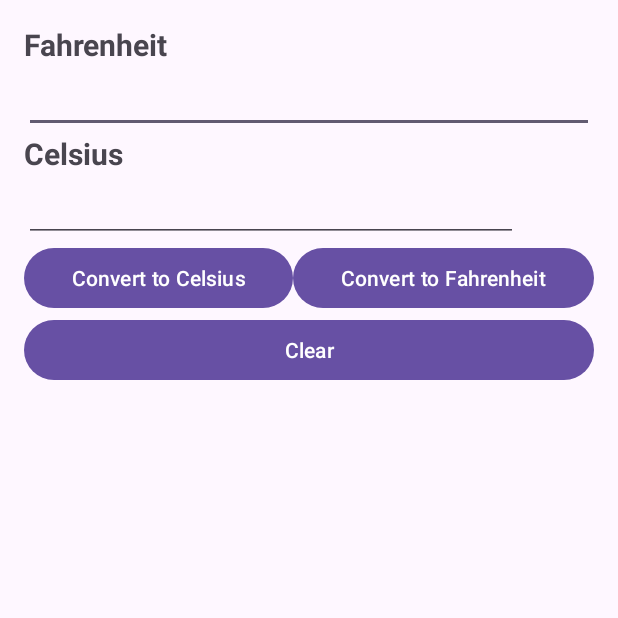
After one commit to CatalizCS/Mobile-Application-Development, an Android app: the TempConvertActivity screen opened directly, with no data from a screen before it, on a phone screen of 412 x 824 dp, the top half of it. The commit adds this screen. Run offline under Robolectric (Android 15) with nearby library versions, the phone set to English and light mode, and no system bars.

Commit message:
Buổi 2: Thực hành và hiểu được các kiểu lập trình sự kiện trong Android
Convert temp từ fah sang cel và ngược lại

```diff
--- a/app/src/main/java/com/tama/android/LoginActivity.java
+++ b/app/src/main/java/com/tama/android/LoginActivity.java
@@ -69,4 +69,8 @@ public class LoginActivity extends Activity implements View.OnClickListener {
     public void TestCalculator(View view) {
         startActivity(new android.content.Intent(this, CalculatorActivity.class));
     }
+
+    public void TestTempConvert(View view) {
+        startActivity(new android.content.Intent(this, TempConvertActivity.class));
+    }
 }
--- /dev/null
+++ b/app/src/main/java/com/tama/android/TempConvertActivity.java
@@ -0,0 +1,62 @@
+package com.tama.android;
+
+import androidx.appcompat.app.AppCompatActivity;
+
+import android.os.Bundle;
+import android.util.Log;
+import android.view.View;
+import android.widget.EditText;
+import android.widget.Button;
+
+public class TempConvertActivity extends AppCompatActivity implements View.OnClickListener {
+
+    private EditText FahrenheitInput;
+    private EditText CelsiusInput;
+
+    @Override
+    protected void onCreate(Bundle savedInstanceState) {
+        super.onCreate(savedInstanceState);
+        setContentView(R.layout.temp_convert_layout);
+
+        Button btnCel = findViewById(R.id.btnCel);
+        Button btnFar = findViewById(R.id.btnFar);
+        Button btnClear = findViewById(R.id.btnClear);
+
+        btnCel.setOnClickListener(this);
+        btnFar.setOnClickListener(this);
+        btnClear.setOnClickListener(this);
+
+        Log.i("TempConvertActivity", "TempConvertActivity is created");
+    }
+
+    public void onClick(View view) {
+        if (view.getId() == R.id.btnFar) {
+            FahrenheitInput = findViewById(R.id.FahrenheitInput);
+            CelsiusInput = findViewById(R.id.CelsiusInput);
+            String fahrenheit = FahrenheitInput.getText().toString();
+            if (fahrenheit.isEmpty()) {
+                CelsiusInput.setText("");
+            } else {
+                double f = Double.parseDouble(fahrenheit);
+                double c = (f - 32) * 5 / 9;
+                CelsiusInput.setText(String.valueOf(c));
+            }
+        } else if (view.getId() == R.id.btnCel) {
+            FahrenheitInput = findViewById(R.id.FahrenheitInput);
+            CelsiusInput = findViewById(R.id.CelsiusInput);
+            String celsius = CelsiusInput.getText().toString();
+            if (celsius.isEmpty()) {
+                FahrenheitInput.setText("");
+            } else {
+                double c = Double.parseDouble(celsius);
+                double f = c * 9 / 5 + 32;
+                FahrenheitInput.setText(String.valueOf(f));
+            }
+        } else if (view.getId() == R.id.btnClear) {
+            FahrenheitInput = findViewById(R.id.FahrenheitInput);
+            CelsiusInput = findViewById(R.id.CelsiusInput);
+            FahrenheitInput.setText("");
+            CelsiusInput.setText("");
+        }
+    }
+}
--- /dev/null
+++ b/app/src/main/res/layout/temp_convert_layout.xml
@@ -0,0 +1,75 @@
+<?xml version="1.0" encoding="utf-8"?>
+<androidx.constraintlayout.widget.ConstraintLayout xmlns:android="http://schemas.android.com/apk/res/android"
+	xmlns:app="http://schemas.android.com/apk/res-auto"
+	xmlns:tools="http://schemas.android.com/tools"
+	android:layout_width="match_parent"
+	android:layout_height="match_parent"
+	tools:context=".TempConvertActivity">
+
+	<LinearLayout
+		android:layout_width="match_parent"
+		android:layout_height="match_parent"
+		android:orientation="vertical"
+		android:padding="16dp"
+		tools:layout_editor_absoluteX="0dp"
+		tools:layout_editor_absoluteY="-107dp">
+
+		<TextView
+			android:id="@+id/FahrenheitTitle"
+			android:layout_width="match_parent"
+			android:layout_height="wrap_content"
+			android:text="Fahrenheit"
+			android:textSize="20sp"
+			android:textStyle="bold" />
+
+		<EditText
+			android:id="@+id/FahrenheitInput"
+			android:layout_width="match_parent"
+			android:layout_height="wrap_content"
+			android:ems="10"
+			android:maxLines="1"
+			android:inputType="text" />
+
+		<TextView
+			android:id="@+id/CelsiusTitle"
+			android:layout_width="match_parent"
+			android:layout_height="wrap_content"
+			android:text="Celsius"
+			android:textSize="20sp"
+			android:textStyle="bold" />
+
+		<EditText
+			android:id="@+id/CelsiusInput"
+			android:layout_width="329dp"
+			android:layout_height="wrap_content"
+			android:ems="10"
+			android:maxLines="1"
+			android:inputType="text" />
+
+		<LinearLayout
+			android:layout_width="match_parent"
+			android:layout_height="wrap_content"
+			android:orientation="horizontal">
+
+			<Button
+				android:id="@+id/btnFar"
+				android:layout_width="wrap_content"
+				android:layout_height="wrap_content"
+				android:layout_weight="1"
+				android:text="Convert to Celsius" />
+
+			<Button
+				android:id="@+id/btnCel"
+				android:layout_width="wrap_content"
+				android:layout_height="wrap_content"
+				android:layout_weight="1"
+				android:text="Convert to Fahrenheit" />
+		</LinearLayout>
+
+		<Button
+			android:id="@+id/btnClear"
+			android:layout_width="match_parent"
+			android:layout_height="wrap_content"
+			android:text="Clear" />
+	</LinearLayout>
+</androidx.constraintlayout.widget.ConstraintLayout>
```
Also changed, not shown: app/src/main/AndroidManifest.xml (+16 -10 lines), app/src/main/java/com/tama/android/LoginAlertActivity.java (added, +14 -0 lines), app/src/main/res/layout/login_alert_layout.xml (added, +58 -0 lines), app/src/main/res/layout/login_linear_layout.xml (+8 -0 lines).
